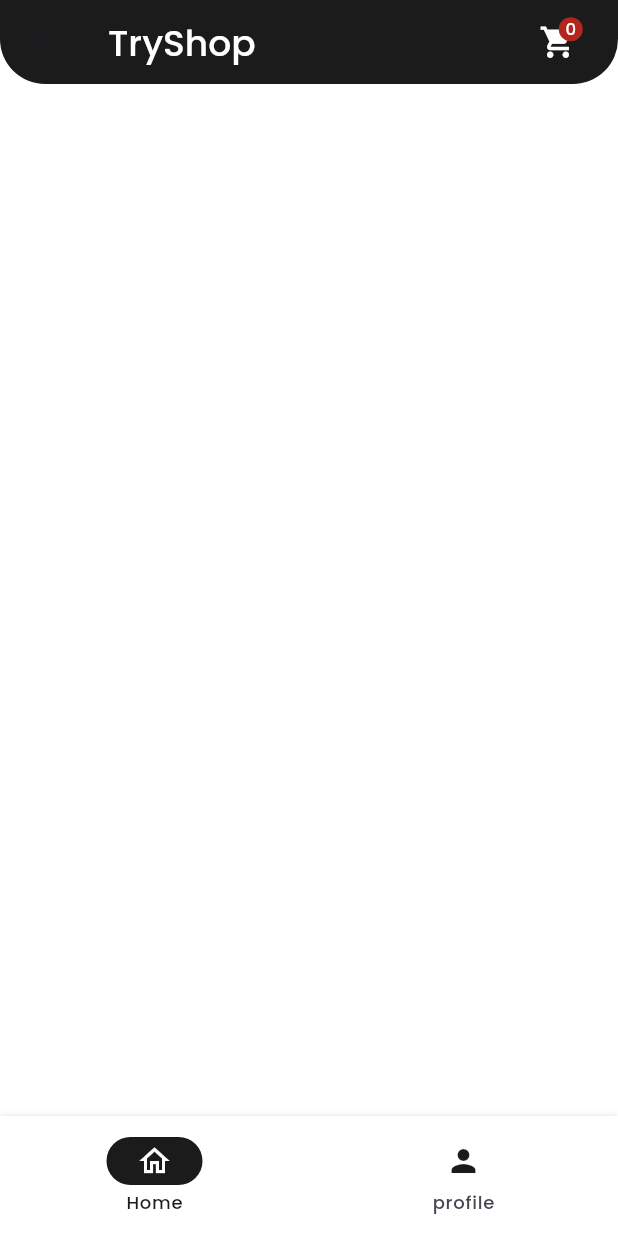
After one commit to pakdhel/my-ecommerce_app_flutter, a Flutter app: the CustomNavigationBar screen opened by its route, on a phone screen of 412 x 824 dp. The commit adds this screen. Run offline on Flutter 3.47's test engine with Material 3 defaults, Android fonts, the phone set to English and light mode, and no system bars; our stand-ins replace iconsax_flutter.

Commit message:
custom navbar

```diff
--- a/lib/common/theme/app_theme.dart
+++ b/lib/common/theme/app_theme.dart
@@ -6,7 +6,7 @@ class AppTheme {
     useMaterial3: true,
     fontFamily: 'Poppins',
     brightness: Brightness.light,
-    // scaffoldBackgroundColor: Colors.transparent,
+    scaffoldBackgroundColor: AppColors.white,
     inputDecorationTheme: InputDecorationTheme(
       // contentPadding: EdgeInsets.symmetric(horizontal: 16, vertical: 12),
       border: OutlineInputBorder(
@@ -37,11 +37,11 @@ class AppTheme {
     //         shape: RoundedRectangleBorder(
     //             borderRadius: BorderRadius.circular(12)))),
     textButtonTheme: TextButtonThemeData(
-        style: TextButton.styleFrom(padding: EdgeInsets.symmetric(vertical: 14),
+        style: TextButton.styleFrom(
+            padding: EdgeInsets.symmetric(vertical: 14),
             backgroundColor: AppColors.black,
             foregroundColor: Colors.white,
-            textStyle: TextStyle(
-                fontWeight: FontWeight.w500, fontSize: 20),
+            textStyle: TextStyle(fontWeight: FontWeight.w500, fontSize: 20),
             shape: RoundedRectangleBorder(
                 borderRadius: BorderRadius.circular(10)))),
   );
--- /dev/null
+++ b/lib/common/widgets/custom_navigationbar.dart
@@ -0,0 +1,65 @@
+import 'package:flutter/material.dart';
+import 'package:my_ecommerce_app/common/constants/app_colors.dart';
+import 'package:my_ecommerce_app/features/home/presentation/pages/home_page.dart';
+import 'package:my_ecommerce_app/features/profile/presentation/pages/profile_page.dart';
+
+class CustomNavigationBar extends StatefulWidget {
+  const CustomNavigationBar({super.key});
+
+  @override
+  State<CustomNavigationBar> createState() => _CustomNavigationBarState();
+}
+
+class _CustomNavigationBarState extends State<CustomNavigationBar> {
+  int _currentIndex = 0;
+
+  final List<Widget> _pages = [HomePage(), ProfilePage()];
+
+  @override
+  Widget build(BuildContext context) {
+    return Scaffold(
+      body: _pages[_currentIndex],
+      bottomNavigationBar: Container(
+        decoration: BoxDecoration(boxShadow: [
+          BoxShadow(
+              offset: Offset(0, 4),
+              blurRadius: 5,
+              spreadRadius: 0,
+              color: AppColors.gray)
+        ]),
+        child: NavigationBar(
+          destinations: [
+            NavigationDestination(
+                selectedIcon: Icon(
+                  Icons.home_outlined,
+                  color: Colors.white,
+                ),
+                icon: Icon(
+                  Icons.home,
+                  color: AppColors.black,
+                ),
+                label: "Home"),
+            NavigationDestination(
+                selectedIcon: Icon(
+                  Icons.person_outline,
+                  color: Colors.white,
+                ),
+                icon: Icon(
+                  Icons.person,
+                  color: AppColors.black,
+                ),
+                label: "profile")
+          ],
+          indicatorColor: AppColors.black,
+          backgroundColor: AppColors.white,
+          selectedIndex: _currentIndex,
+          onDestinationSelected: (int index) {
+            setState(() {
+              _currentIndex = index;
+            });
+          },
+        ),
+      ),
+    );
+  }
+}
--- a/lib/features/auth/presentation/pages/login_page.dart
+++ b/lib/features/auth/presentation/pages/login_page.dart
@@ -32,7 +32,8 @@ class _LoginPageState extends State<LoginPage> {
           child: Column(
             children: [
               AppBarLogo(
-                height: size * 0.3, label: "Welcome back! Please sign in",
+                height: size * 0.3,
+                label: "Welcome back! Please sign in",
               ),
               AppSpacers.height32,
               Padding(
@@ -86,6 +87,8 @@ class _LoginPageState extends State<LoginPage> {
                                           if (_formKey.currentState!
                                               .validate()) {
                                             print("Sign In success");
+                                            Navigator.pushReplacementNamed(
+                                                context, '/main');
                                           }
                                         },
                                         child: Text("Sign In")),
--- /dev/null
+++ b/lib/features/home/presentation/pages/home_page.dart
@@ -0,0 +1,53 @@
+import 'package:flutter/material.dart';
+import 'package:my_ecommerce_app/common/constants/app_colors.dart';
+
+class HomePage extends StatefulWidget {
+  const HomePage({super.key});
+
+  @override
+  State<HomePage> createState() => _HomePageState();
+}
+
+class _HomePageState extends State<HomePage> {
+  final cartCounter = 0;
+  @override
+  Widget build(BuildContext context) {
+    return Scaffold(
+      appBar: AppBar(
+        title: Row(
+          mainAxisAlignment: MainAxisAlignment.spaceBetween,
+          children: [
+            Text(
+              "TryShop",
+              style: TextStyle(
+                  color: AppColors.white,
+                  fontSize: 24,
+                  fontWeight: FontWeight.w500),
+            ),
+            IconButton(
+                onPressed: () {},
+                icon: Badge.count(
+                  count: cartCounter,
+                  child: Icon(
+                    Icons.shopping_cart,
+                    color: AppColors.white,
+                    size: 25,
+                  ),
+                ))
+          ],
+        ),
+        backgroundColor: AppColors.black,
+        shape: RoundedRectangleBorder(
+            borderRadius: BorderRadius.only(
+                bottomLeft: Radius.circular(30),
+                bottomRight: Radius.circular(30))),
+      ),
+      body: SafeArea(
+        child: SingleChildScrollView(
+          padding: EdgeInsets.symmetric(horizontal: 18),
+          child: Column(),
+        ),
+      ),
+    );
+  }
+}
--- /dev/null
+++ b/lib/features/profile/presentation/pages/profile_page.dart
@@ -0,0 +1,18 @@
+import 'package:flutter/material.dart';
+
+class ProfilePage extends StatelessWidget {
+  const ProfilePage({super.key});
+
+  @override
+  Widget build(BuildContext context) {
+    return Scaffold(
+      appBar: AppBar(
+        title: Text("Profile"),
+      ),
+      body: SingleChildScrollView(
+        padding: EdgeInsets.symmetric(horizontal: 18),
+        child: Column(),
+      ),
+    );
+  }
+}
--- a/lib/main.dart
+++ b/lib/main.dart
@@ -1,7 +1,9 @@
 import 'package:flutter/material.dart';
 import 'package:my_ecommerce_app/common/theme/app_theme.dart';
+import 'package:my_ecommerce_app/common/widgets/custom_navigationbar.dart';
 import 'package:my_ecommerce_app/features/auth/presentation/pages/login_page.dart';
 import 'package:my_ecommerce_app/features/auth/presentation/pages/signup_page.dart';
+import 'package:my_ecommerce_app/features/home/presentation/pages/home_page.dart';
 
 void main() {
   runApp(const MyApp());
@@ -16,11 +18,13 @@ class MyApp extends StatelessWidget {
       title: 'Flutter Demo',
       debugShowCheckedModeBanner: false,
       theme: AppTheme.lightTheme,
-      home: LoginPage(),
+      // home: LoginPage(),
       initialRoute: '/login_page',
       routes: {
         '/login_page': (context) => LoginPage(),
-        '/signup_page': (context) => SignupPage()
+        '/signup_page': (context) => SignupPage(),
+        '/home_page': (context) => HomePage(),
+        '/main': (context) => CustomNavigationBar()
       },
     );
   }
--- a/pubspec.yaml
+++ b/pubspec.yaml
@@ -12,6 +12,7 @@ dependencies:
 
   cupertino_icons: ^1.0.6
   iconsax_flutter: ^1.0.0
+  badges: ^3.1.2
 
 dev_dependencies:
   flutter_test:
```
Also changed, not shown: pubspec.lock.
